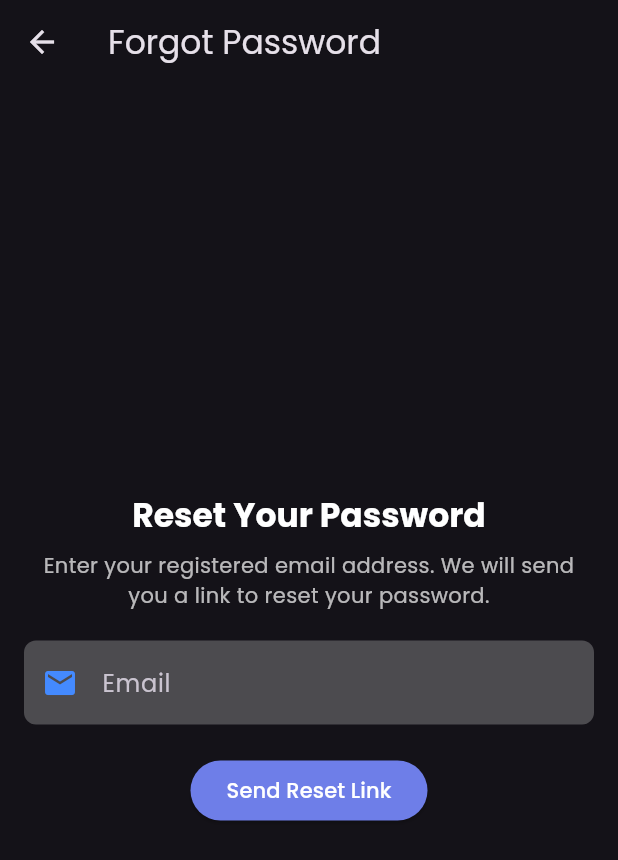
After one commit to aayushGhimire321/vexa_mobile-App, a Flutter app: the screen it shows after launch, after a tap on "Skip", after a tap on "Forgot Password?", on a phone screen of 412 x 824 dp. The commit adds this screen. Shown: the top 860 px of the screen. Run offline on Flutter 3.47's test engine with Material 3 defaults, Android fonts, the phone set to English and light mode, and no system bars; our stand-ins replace google_fonts.

Commit message:
forget password

```diff
--- /dev/null
+++ b/lib/screens/forget_password_screen.dart
@@ -0,0 +1,91 @@
+import 'package:flutter/material.dart';
+
+class ForgotPasswordScreen extends StatelessWidget {
+  final TextEditingController emailController = TextEditingController();
+
+  @override
+  Widget build(BuildContext context) {
+    return Scaffold(
+      appBar: AppBar(
+        title: Text('Forgot Password'),
+      ),
+      body: Padding(
+        padding: EdgeInsets.all(16.0),
+        child: Column(
+          mainAxisAlignment: MainAxisAlignment.center,
+          children: [
+            Text(
+              'Reset Your Password',
+              style: Theme.of(context).textTheme.titleLarge?.copyWith(
+                fontWeight: FontWeight.bold,
+                color: Colors.white,
+              ),
+            ),
+            SizedBox(height: 10),
+            Text(
+              'Enter your registered email address. We will send you a link to reset your password.',
+              textAlign: TextAlign.center,
+              style: Theme.of(context).textTheme.bodyMedium?.copyWith(
+                color: Colors.white70,
+              ),
+            ),
+            SizedBox(height: 20),
+            TextField(
+              controller: emailController,
+              decoration: InputDecoration(
+                labelText: 'Email',
+                prefixIcon: Icon(Icons.email, color: Theme.of(context).hintColor),
+              ),
+              keyboardType: TextInputType.emailAddress,
+            ),
+            SizedBox(height: 20),
+            ElevatedButton(
+              style: ElevatedButton.styleFrom(
+                backgroundColor: Theme.of(context).primaryColor,
+              ),
+              onPressed: () {
+                String email = emailController.text.trim();
+
+                if (email.isNotEmpty && email.contains('@')) {
+                  // Simulate sending a reset email
+                  ScaffoldMessenger.of(context).showSnackBar(
+                    SnackBar(
+                      content: Text(
+                        'Password reset link sent to $email',
+                        style: Theme.of(context).textTheme.bodyMedium?.copyWith(
+                          color: Colors.white,
+                        ),
+                      ),
+                      backgroundColor: Colors.green,
+                    ),
+                  );
+
+                  // Navigate back to the login screen
+                  Navigator.pop(context);
+                } else {
+                  ScaffoldMessenger.of(context).showSnackBar(
+                    SnackBar(
+                      content: Text(
+                        'Please enter a valid email address',
+                        style: Theme.of(context).textTheme.bodyMedium?.copyWith(
+                          color: Colors.white,
+                        ),
+                      ),
+                      backgroundColor: Colors.red,
+                    ),
+                  );
+                }
+              },
+              child: Text(
+                'Send Reset Link',
+                style: Theme.of(context).textTheme.labelLarge?.copyWith(
+                  color: Colors.white,
+                ),
+              ),
+            ),
+          ],
+        ),
+      ),
+    );
+  }
+}
--- a/lib/screens/login_screen.dart
+++ b/lib/screens/login_screen.dart
@@ -4,6 +4,7 @@ import 'package:vexa/screens/dashboard_screen.dart'; // Import the DashboardScre
 
 import '../widgets/custom_button.dart';
 import '../widgets/custom_textfield.dart';
+import 'forget_password_screen.dart';
 
 class LoginScreen extends StatelessWidget {
   final String correctUsername = "Aayush";
@@ -55,6 +56,24 @@ class LoginScreen extends StatelessWidget {
                 hintText: 'Password',
                 obscureText: true,
                 controller: passwordController, // Bind to the password controller
+              ),
+              Align(
+                alignment: Alignment.centerRight,
+                child: TextButton(
+                  onPressed: () {
+                    Navigator.push(
+                      context,
+                      MaterialPageRoute(builder: (context) => ForgotPasswordScreen()),
+                    );
+                  },
+                  child: Text(
+                    'Forgot Password?',
+                    style: TextStyle(
+                      color: Theme.of(context).colorScheme.secondary,
+                      fontSize: 14,
+                    ),
+                  ),
+                ),
               ),
               SizedBox(height: 20),
               CustomButton(
```
